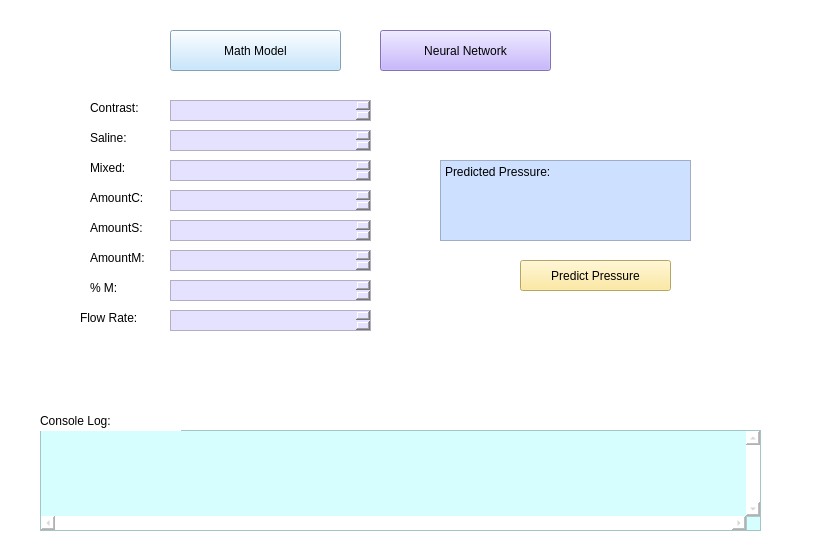
The window that gui/bmeGUI.ui (sapereir/BMEDesign) describes before a commit, drawn with Qt 5.
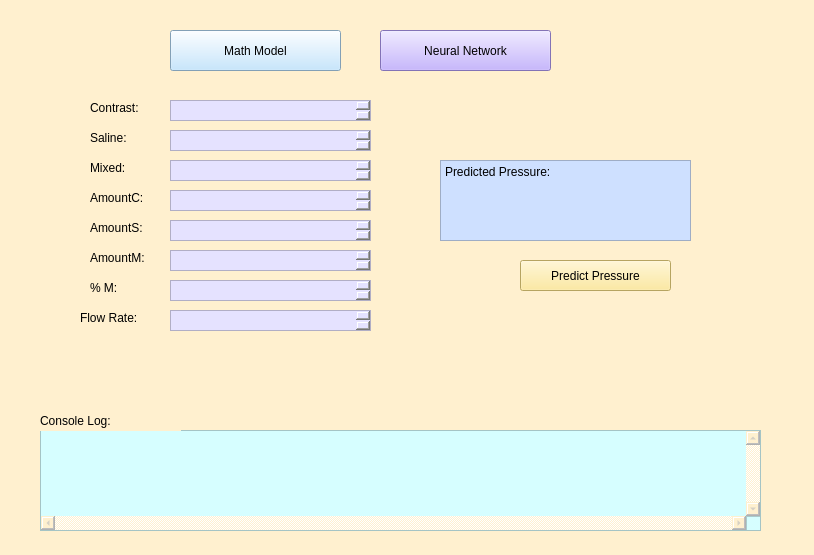
The same window after the commit.

What changed in the file:
```diff
--- a/gui/bmeGUI.ui
+++ b/gui/bmeGUI.ui
@@ -17,7 +17,7 @@
    <bool>false</bool>
   </property>
   <property name="styleSheet">
-   <string notr="true">background-color: rgb(255, 255, 255);</string>
+   <string notr="true">background-color: rgb(255, 240, 207);</string>
   </property>
   <widget class="QWidget" name="centralwidget">
    <widget class="QPushButton" name="simulateNN">
```
